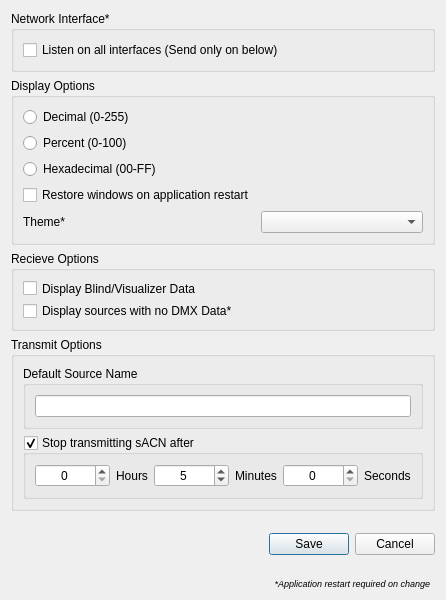
This is ui/preferencesdialog.ui in docsteer/sacnview as Qt 5 draws it before an edit. The edited form follows.
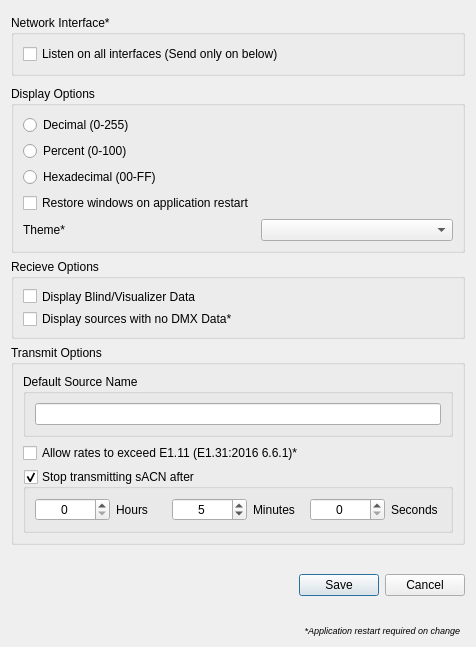
This is the edited form. Icons and pictures are not drawn.

What changed in the file:
```diff
--- a/ui/preferencesdialog.ui
+++ b/ui/preferencesdialog.ui
@@ -6,8 +6,8 @@
    <rect>
     <x>0</x>
     <y>0</y>
-    <width>420</width>
-    <height>600</height>
+    <width>476</width>
+    <height>647</height>
    </rect>
   </property>
   <property name="sizePolicy">
@@ -219,6 +219,19 @@
         </layout>
        </widget>
       </item>
+      <item>
+       <widget class="QCheckBox" name="cbTxRateOverride">
+        <property name="sizePolicy">
+         <sizepolicy hsizetype="Expanding" vsizetype="Expanding">
+          <horstretch>0</horstretch>
+          <verstretch>0</verstretch>
+         </sizepolicy>
+        </property>
+        <property name="text">
+         <string>Allow rates to exceed E1.11 (E1.31:2016 6.6.1)*</string>
+        </property>
+       </widget>
+      </item>
       <item>
        <widget class="QGroupBox" name="gbTransmitTimeout">
         <property name="sizePolicy">
```
